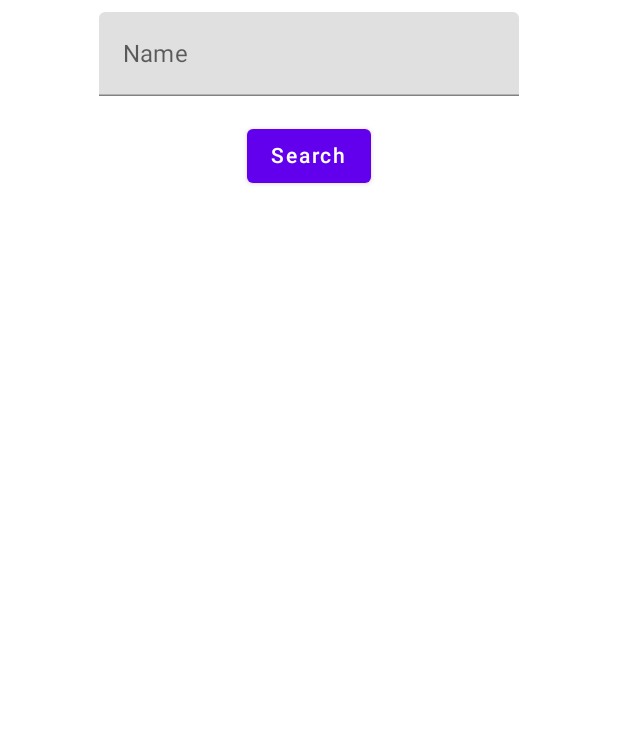
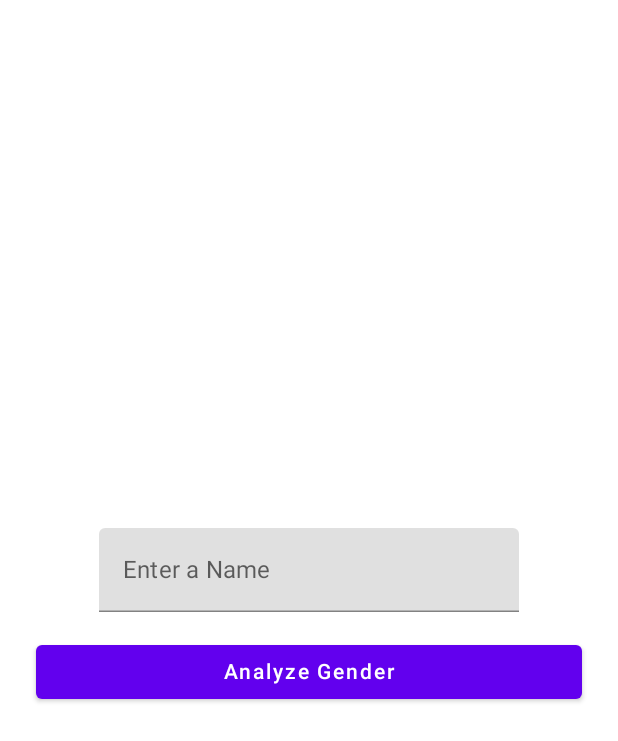
Before and after one commit to likemyRPG/android-23-24-JochenVanCamp, an Android app built with Jetpack Compose: the InputScreen screen opened through its navigation route, on a phone screen of 412 x 824 dp. Shown: the top 741 px of the screen. Run offline under Robolectric (Android 15) with nearby library versions, the phone set to English and light mode, and no system bars.

Commit message:
Update NavController, added viewController and screens

```diff
--- /dev/null
+++ b/app/src/main/java/com/example/nameanalysis/AppNavHost.kt
@@ -0,0 +1,53 @@
+package com.example.nameanalysis
+
+import com.example.nameanalysis.ui.viewmodel.NameAnalysisViewModelFactory
+import androidx.compose.runtime.Composable
+import androidx.navigation.NavHostController
+import androidx.navigation.compose.NavHost
+import androidx.navigation.compose.composable
+import androidx.navigation.navArgument
+import com.example.nameanalysis.ui.screens.homescreen.HomeScreen
+import com.example.nameanalysis.ui.screens.inputscreen.InputScreen
+import com.example.nameanalysis.ui.screens.optionmenuscreen.OptionMenu
+import com.example.nameanalysis.ui.viewmodel.NameAnalysisViewModel
+import androidx.lifecycle.viewmodel.compose.viewModel
+import androidx.navigation.NavType
+import com.example.nameanalysis.data.repository.NameAnalysisRepository
+import com.example.nameanalysis.ui.screens.resultscreen.GenderResultScreen
+
+@Composable
+fun AppNavHost(navController: NavHostController) {
+    val repository = NameAnalysisRepository()
+    val viewModel: NameAnalysisViewModel = viewModel(factory = NameAnalysisViewModelFactory(repository))
+
+    NavHost(navController, startDestination = NavRoutes.HOME) {
+        composable(NavRoutes.HOME) {
+            HomeScreen(onStartClick = { navController.navigate(NavRoutes.OPTIONS) })
+        }
+        composable(NavRoutes.OPTIONS) {
+            OptionMenu(
+                navController,
+                onGenderClick = { navController.navigate(NavRoutes.INPUT) },
+            )
+        }
+        composable(NavRoutes.INPUT) {
+            InputScreen(viewModel = viewModel, navController = navController)
+        }
+        composable(
+            NavRoutes.GENDER_RESULT,
+            arguments = listOf(
+                navArgument("name") { type = NavType.StringType },
+                navArgument("gender") { type = NavType.StringType },
+                navArgument("probability") { type = NavType.StringType },
+                navArgument("count") { type = NavType.StringType }
+            )
+        ) { backStackEntry ->
+            val name = backStackEntry.arguments?.getString("name") ?: ""
+            val gender = backStackEntry.arguments?.getString("gender") ?: ""
+            val probability = backStackEntry.arguments?.getString("probability") ?: ""
+            val count = backStackEntry.arguments?.getString("count") ?: ""
+
+            GenderResultScreen(navController = navController, name, gender, probability, count)
+        }
+    }
+}
--- a/app/src/main/java/com/example/nameanalysis/MainActivity.kt
+++ b/app/src/main/java/com/example/nameanalysis/MainActivity.kt
@@ -6,7 +6,6 @@ import androidx.activity.compose.setContent
 import androidx.compose.material.MaterialTheme
 import androidx.compose.material.Surface
 import androidx.navigation.compose.rememberNavController
-import com.example.nameanalysis.ui.AppNavHost
 import com.example.nameanalysis.theme.NameAnalysisTheme
 
 class MainActivity : ComponentActivity() {
--- a/app/src/main/java/com/example/nameanalysis/data/model/Response.kt
+++ b/app/src/main/java/com/example/nameanalysis/data/model/Response.kt
@@ -1,5 +1,4 @@
 package com.example.nameanalysis.data.model
-
 
 data class NationalityResponse(
     val name: String,
@@ -13,7 +12,7 @@ data class CountryProbability(
 
 data class GenderResponse(
     val name: String,
-    val gender: String,
+    val gender: String?,
     val probability: Double,
     val count: Int
 )
--- a/app/src/main/java/com/example/nameanalysis/theme/Theme.kt
+++ b/app/src/main/java/com/example/nameanalysis/theme/Theme.kt
@@ -10,7 +10,6 @@ import androidx.compose.ui.text.font.FontWeight
 import androidx.compose.ui.unit.dp
 import androidx.compose.ui.unit.sp
 
-// Define your app's color palette here
 private val DarkColorPalette = darkColors(
     primary = Color(0xFFBB86FC),
     primaryVariant = Color(0xFF3700B3),
@@ -30,17 +29,14 @@ private val LightColorPalette = lightColors(
     onSurface = Color(0xFF000000),
 )
 
-// Define your app's typography
 private val Typography = Typography(
     body1 = TextStyle(
         fontFamily = FontFamily.Default,
         fontWeight = FontWeight.Normal,
         fontSize = 16.sp
     )
-    // Add other text styles as needed
 )
 
-// Define your app's shapes
 private val Shapes = Shapes(
     small = RoundedCornerShape(4.dp),
     medium = RoundedCornerShape(4.dp),
--- a/app/src/main/java/com/example/nameanalysis/ui/AppNavHost.kt
+++ /dev/null
@@ -1,35 +0,0 @@
-package com.example.nameanalysis.ui
-
-import androidx.compose.runtime.Composable
-import androidx.compose.ui.Modifier
-import androidx.navigation.NavController
-import androidx.navigation.NavHostController
-import androidx.navigation.NavType
-import androidx.navigation.compose.NavHost
-import androidx.navigation.compose.composable
-import androidx.navigation.compose.rememberNavController
-import androidx.navigation.navArgument
-
-@Composable
-fun AppNavHost(navController: NavHostController) {
-    NavHost(navController, startDestination = "home") {
-        composable("home") { HomeScreen(onStartClick = { navController.navigate("options") }) }
-        composable("options") {
-            OptionMenu(
-                navController,
-                onGenderClick = { /* TODO: Navigate to gender feature */ },
-                onNationalityClick = { /* TODO: Navigate to nationality feature */ }
-            )
-        }
-        composable("input") {
-            InputScreen(onSearchClick = { name ->
-
-                navController.navigate("result/$name")
-            })
-        }
-        composable("result/{name}", arguments = listOf(navArgument("name") { type = NavType.StringType })) { backStackEntry ->
-            val name = backStackEntry.arguments?.getString("name") ?: ""
-            ResultScreen(name = name, info = "Info for $name")
-        }
-    }
-}
--- a/app/src/main/java/com/example/nameanalysis/ui/InputScreen.kt
+++ /dev/null
@@ -1,29 +0,0 @@
-package com.example.nameanalysis.ui
-
-import androidx.compose.foundation.layout.Column
-import androidx.compose.foundation.layout.fillMaxSize
-import androidx.compose.foundation.layout.padding
-import androidx.compose.material.Button
-import androidx.compose.material.Text
-import androidx.compose.material.TextField
-import androidx.compose.runtime.*
-import androidx.compose.ui.Alignment
-import androidx.compose.ui.Modifier
-import androidx.compose.ui.unit.dp
-
-@Composable
-fun InputScreen(onSearchClick: (String) -> Unit) {
-    var text by remember { mutableStateOf("") }
-
-    Column(modifier = Modifier.fillMaxSize(), horizontalAlignment = Alignment.CenterHorizontally) {
-        TextField(
-            value = text,
-            onValueChange = { text = it },
-            label = { Text("Name") },
-            modifier = Modifier.padding(8.dp)
-        )
-        Button(onClick = { onSearchClick(text) }, modifier = Modifier.padding(8.dp)) {
-            Text(text = "Search")
-        }
-    }
-}
--- a/app/src/main/java/com/example/nameanalysis/ui/HomeScreen.kt
+++ b/app/src/main/java/com/example/nameanalysis/ui/screens/homescreen/HomeScreen.kt
@@ -1,4 +1,4 @@
-package com.example.nameanalysis.ui
+package com.example.nameanalysis.ui.screens.homescreen
 
 import androidx.compose.foundation.layout.Box
 import androidx.compose.foundation.layout.fillMaxSize
--- /dev/null
+++ b/app/src/main/java/com/example/nameanalysis/ui/screens/inputscreen/InputScreen.kt
@@ -0,0 +1,61 @@
+// InputScreen.kt
+package com.example.nameanalysis.ui.screens.inputscreen
+
+import androidx.compose.foundation.layout.Arrangement
+import androidx.compose.runtime.Composable
+import androidx.compose.runtime.remember
+import androidx.compose.runtime.mutableStateOf
+import androidx.compose.runtime.getValue
+import androidx.compose.runtime.setValue
+import androidx.compose.foundation.layout.Column
+import androidx.compose.foundation.layout.fillMaxSize
+import androidx.compose.foundation.layout.fillMaxWidth
+import androidx.compose.foundation.layout.padding
+import androidx.compose.material.Button
+import androidx.compose.material.ButtonDefaults
+import androidx.compose.material.MaterialTheme
+import androidx.compose.material.Text
+import androidx.compose.material.TextField
+import androidx.compose.runtime.rememberCoroutineScope
+import androidx.compose.ui.Alignment
+import androidx.compose.ui.Modifier
+import androidx.compose.ui.unit.dp
+import androidx.navigation.NavController
+import com.example.nameanalysis.ui.viewmodel.NameAnalysisViewModel
+import kotlinx.coroutines.launch
+
+@Composable
+fun InputScreen(viewModel: NameAnalysisViewModel, navController: NavController) {
+    var text by remember { mutableStateOf("") }
+    val coroutineScope = rememberCoroutineScope()
+
+    Column(
+        modifier = Modifier
+            .fillMaxSize()
+            .padding(16.dp),
+        horizontalAlignment = Alignment.CenterHorizontally,
+        verticalArrangement = Arrangement.Center
+    ) {
+        TextField(
+            value = text,
+            onValueChange = { text = it },
+            label = { Text("Enter a Name") },
+            modifier = Modifier.padding(8.dp)
+        )
+
+        Button(
+            onClick = {
+                coroutineScope.launch {
+                    val genderResponse = viewModel.getGender(text)
+                    navController.navigate("genderResult/${genderResponse.name}/${genderResponse.gender}/${genderResponse.probability}/${genderResponse.count}")
+                }
+            },
+            modifier = Modifier
+                .fillMaxWidth()
+                .padding(8.dp),
+            colors = ButtonDefaults.buttonColors(backgroundColor = MaterialTheme.colors.primary)
+        ) {
+            Text(text = "Analyze Gender")
+        }
+    }
+}
--- /dev/null
+++ b/app/src/main/java/com/example/nameanalysis/ui/viewmodel/NameAnalysisViewModel.kt
@@ -0,0 +1,11 @@
+package com.example.nameanalysis.ui.viewmodel
+
+import androidx.lifecycle.ViewModel
+import com.example.nameanalysis.data.model.GenderResponse
+import com.example.nameanalysis.data.repository.NameAnalysisRepository
+
+class NameAnalysisViewModel(private val repository: NameAnalysisRepository) : ViewModel() {
+    suspend fun getGender(name: String): GenderResponse {
+        return repository.getGender(name)
+    }
+}
--- /dev/null
+++ b/app/src/main/java/com/example/nameanalysis/ui/viewmodel/NameAnalysisViewModelFactory.kt
@@ -0,0 +1,15 @@
+package com.example.nameanalysis.ui.viewmodel
+
+import androidx.lifecycle.ViewModel
+import androidx.lifecycle.ViewModelProvider
+import com.example.nameanalysis.data.repository.NameAnalysisRepository
+
+class NameAnalysisViewModelFactory(private val repository: NameAnalysisRepository) : ViewModelProvider.Factory {
+    override fun <T : ViewModel> create(modelClass: Class<T>): T {
+        if (modelClass.isAssignableFrom(NameAnalysisViewModel::class.java)) {
+            @Suppress("UNCHECKED_CAST")
+            return NameAnalysisViewModel(repository) as T
+        }
+        throw IllegalArgumentException("Unknown ViewModel class")
+    }
+}
```
Also changed, not shown: app/src/main/java/com/example/nameanalysis/NavRoutes.kt (added, +8 -0 lines), app/src/main/java/com/example/nameanalysis/ui/ResultScreen.kt (deleted, +0 -17 lines), app/src/main/java/com/example/nameanalysis/ui/screens/optionmenuscreen/OptionMenu.kt (renamed from app/src/main/java/com/example/nameanalysis/ui/OptionMenu.kt, +5 -19 lines), app/src/main/java/com/example/nameanalysis/ui/screens/resultscreen/ResultScreen.kt (added, +82 -0 lines).
